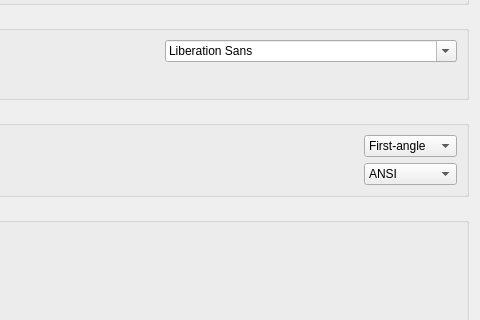
Above: src/Mod/TechDraw/Gui/DlgPrefsTechDrawGeneral.ui from southseact-3d/fcd before the change; both pictures show x 196 to 676 and y 93 to 413 of the 676 by 1200 pixel window. Below: the same form after it.
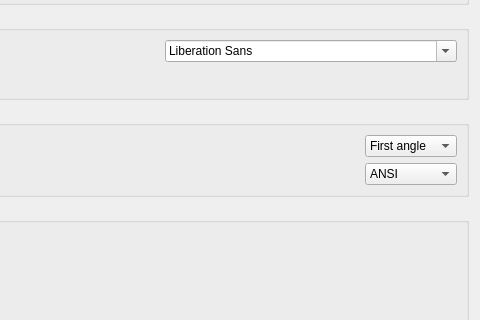
That is the form after the change. Custom widgets are drawn as their Qt base class.

Commit message: [TechDraw] Fix the projection type combobox and align all references to First angle and Third angle (#24762)

```diff
--- a/src/Mod/TechDraw/Gui/DlgPrefsTechDrawGeneral.ui
+++ b/src/Mod/TechDraw/Gui/DlgPrefsTechDrawGeneral.ui
@@ -342,12 +342,12 @@
           </property>
           <item>
            <property name="text">
-            <string>First-angle</string>
+            <string>First angle</string>
            </property>
           </item>
           <item>
            <property name="text">
-            <string>Third-angle</string>
+            <string>Third angle</string>
            </property>
           </item>
           <item>
```
The commit also changes 6 other files.
